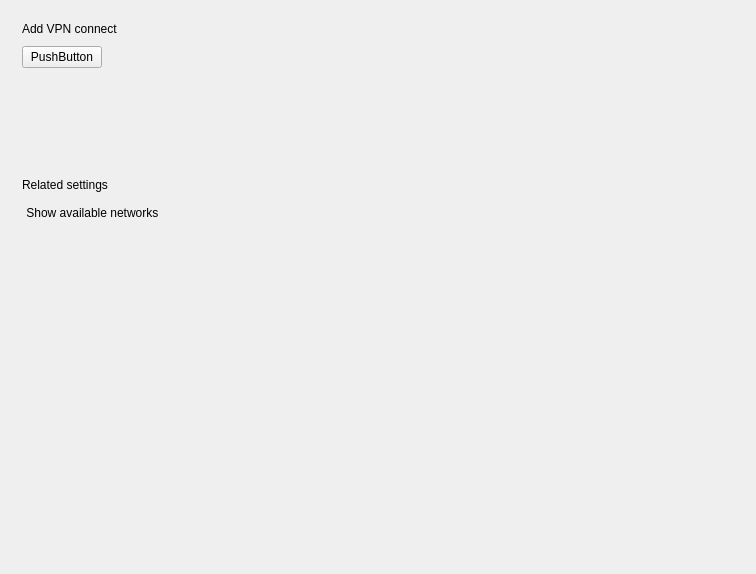
This is plugins/network/vpn/vpn.ui in ukui/ukui-control-center as Qt 5 draws it before an edit. The edited form follows.
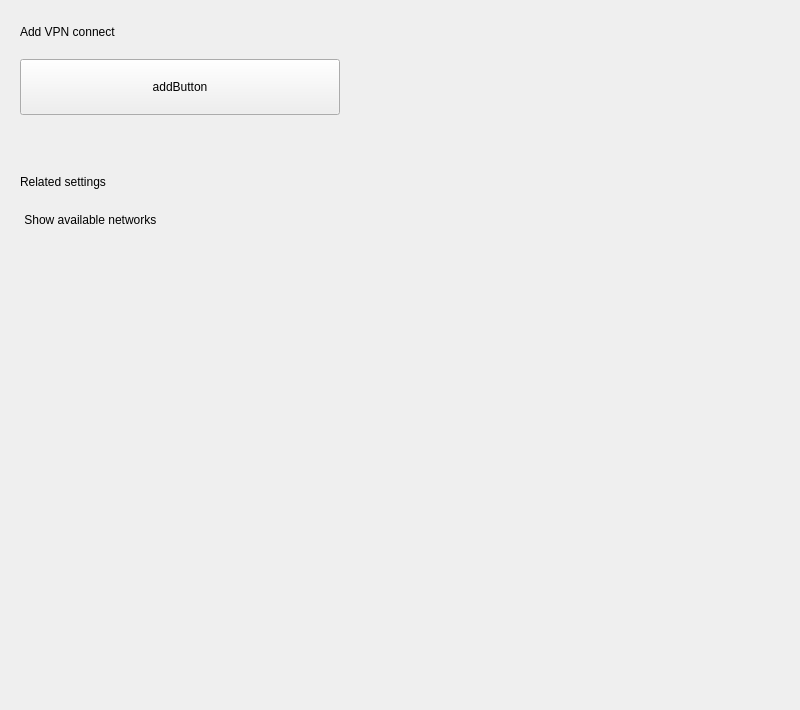
This is the edited form.

```diff
--- a/plugins/network/vpn/vpn.ui
+++ b/plugins/network/vpn/vpn.ui
@@ -6,46 +6,97 @@
    <rect>
     <x>0</x>
     <y>0</y>
-    <width>756</width>
-    <height>574</height>
+    <width>800</width>
+    <height>710</height>
    </rect>
   </property>
   <property name="minimumSize">
    <size>
-    <width>756</width>
-    <height>574</height>
+    <width>800</width>
+    <height>710</height>
    </size>
   </property>
   <property name="maximumSize">
    <size>
-    <width>756</width>
-    <height>574</height>
+    <width>800</width>
+    <height>710</height>
    </size>
   </property>
   <property name="windowTitle">
    <string>Vpn</string>
   </property>
   <layout class="QVBoxLayout" name="verticalLayout_2">
+   <property name="spacing">
+    <number>0</number>
+   </property>
+   <property name="leftMargin">
+    <number>0</number>
+   </property>
+   <property name="topMargin">
+    <number>0</number>
+   </property>
+   <property name="rightMargin">
+    <number>0</number>
+   </property>
+   <property name="bottomMargin">
+    <number>0</number>
+   </property>
    <item>
     <widget class="QStackedWidget" name="StackedWidget">
      <widget class="QWidget" name="Page1">
       <layout class="QVBoxLayout" name="verticalLayout">
        <property name="spacing">
-        <number>10</number>
+        <number>20</number>
+       </property>
+       <property name="leftMargin">
+        <number>20</number>
+       </property>
+       <property name="topMargin">
+        <number>25</number>
+       </property>
+       <property name="rightMargin">
+        <number>0</number>
+       </property>
+       <property name="bottomMargin">
+        <number>0</number>
        </property>
        <item>
         <widget class="QLabel" name="label">
+         <property name="sizePolicy">
+          <sizepolicy hsizetype="Fixed" vsizetype="Fixed">
+           <horstretch>0</horstretch>
+           <verstretch>0</verstretch>
+          </sizepolicy>
+         </property>
          <property name="text">
           <string>Add VPN connect</string>
          </property>
+         <property name="scaledContents">
+          <bool>true</bool>
+         </property>
+         <property name="stylesize" stdset="0">
+          <string>title1#</string>
+         </property>
         </widget>
        </item>
        <item>
         <layout class="QHBoxLayout" name="horizontalLayout">
          <item>
-          <widget class="QPushButton" name="addPushBtn">
+          <widget class="QToolButton" name="addBtn">
+           <property name="minimumSize">
+            <size>
+             <width>320</width>
+             <height>56</height>
+            </size>
+           </property>
+           <property name="maximumSize">
+            <size>
+             <width>320</width>
+             <height>56</height>
+            </size>
+           </property>
            <property name="text">
-            <string>PushButton</string>
+            <string>addButton</string>
            </property>
           </widget>
          </item>
@@ -75,16 +126,28 @@
          <property name="sizeHint" stdset="0">
           <size>
            <width>20</width>
-           <height>100</height>
+           <height>40</height>
           </size>
          </property>
         </spacer>
        </item>
        <item>
         <widget class="QLabel" name="label_2">
+         <property name="sizePolicy">
+          <sizepolicy hsizetype="Fixed" vsizetype="Fixed">
+           <horstretch>0</horstretch>
+           <verstretch>0</verstretch>
+          </sizepolicy>
+         </property>
          <property name="text">
           <string>Related settings</string>
          </property>
+         <property name="scaledContents">
+          <bool>true</bool>
+         </property>
+         <property name="stylesize" stdset="0">
+          <string>title1#</string>
+         </property>
         </widget>
        </item>
        <item>
```
